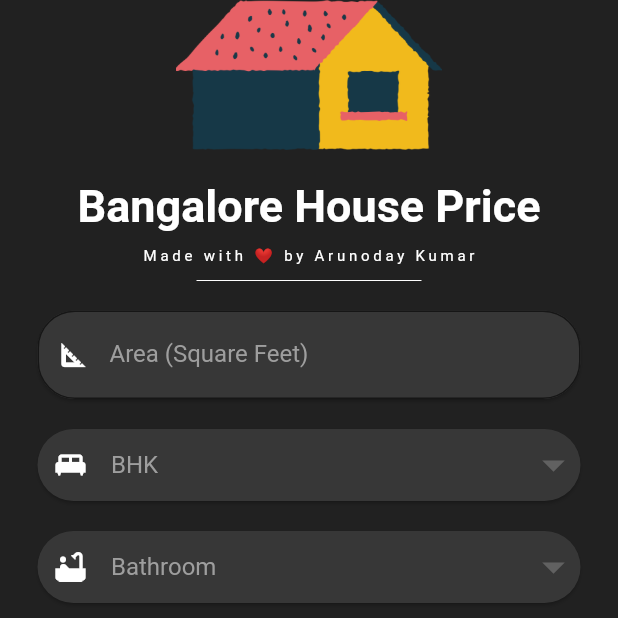
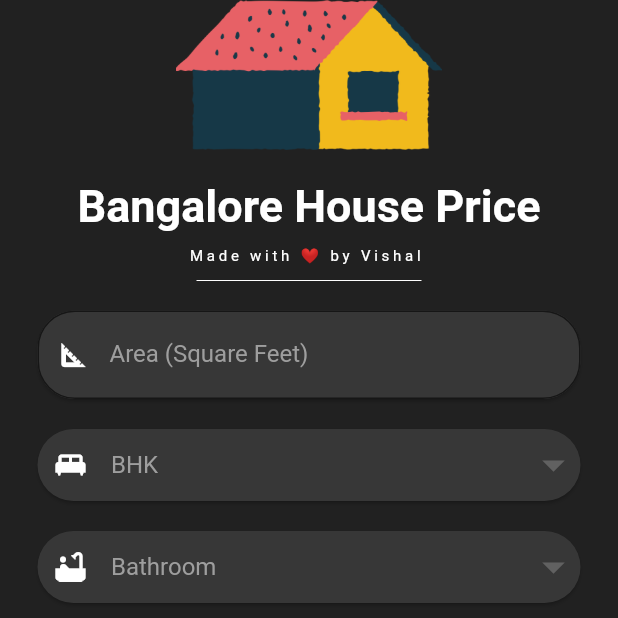
Before and after one commit to Sherlock-dev/HomeSweetHome, a Flutter app: the screen it shows after launch, on a phone screen of 412 x 824 dp, the top half of it. Run offline on Flutter 3.47's test engine with Material 2 defaults, Android fonts, the phone set to English and light mode, and no system bars; our stand-ins replace flutter_spinkit; Roboto replaces fonts that are missing (Pacifico, Source Sans Pro, SourceSansPro).

Commit message:
bug fixes

```diff
--- a/client/flutter_app/lib/views/HomePage.dart
+++ b/client/flutter_app/lib/views/HomePage.dart
@@ -104,7 +104,7 @@ class _HomepageState extends State<Homepage> {
 //                  ),
                 ),
                 Text(
-                  "Made with ❤ by Arunoday Kumar",
+                  "Made with ❤ by Vishal ",
                   style: TextStyle(
                     fontFamily: 'Source Sans Pro',
                     color: Colors.white,
```
